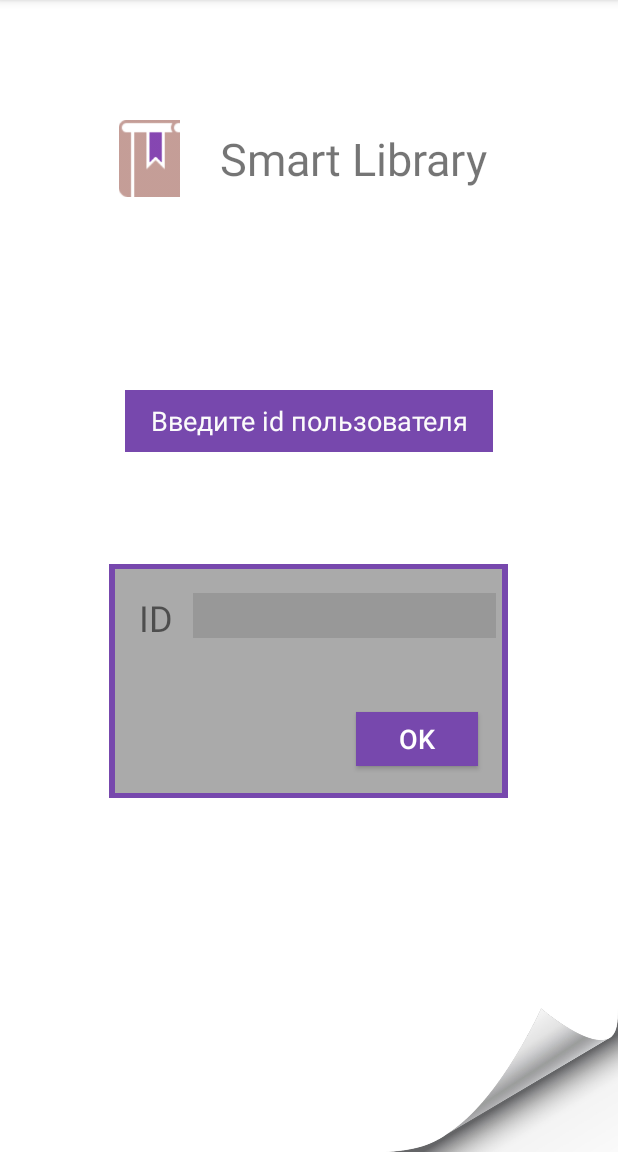
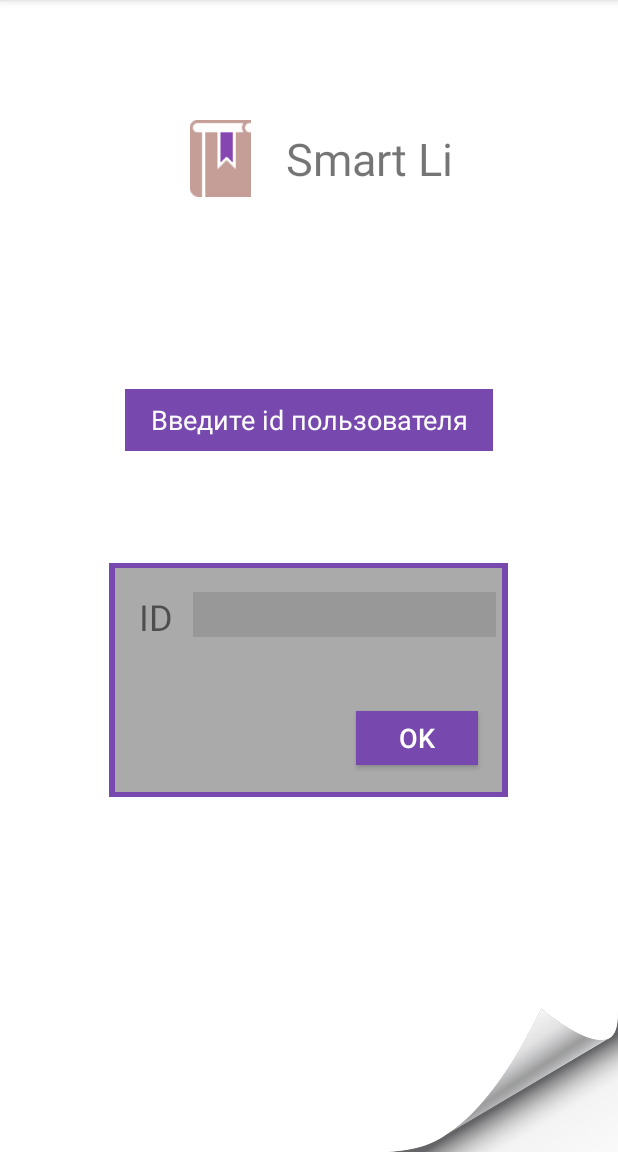
Before and after one commit to Mikhail-Trubin/SLproject, an Android app: the second screen opened directly, with no data from a screen before it, on a phone screen of 412 x 824 dp, the part 84-1236 px from its top. Run offline under Robolectric (Android 15) with nearby library versions, the phone set to English and light mode, and no system bars.

Commit message:
[*] Smartlibrary into smart li  commit

```diff
--- a/app/src/main/res/layout/activity_five.xml
+++ b/app/src/main/res/layout/activity_five.xml
@@ -20,11 +20,11 @@
 
     <TextView
         android:id="@+id/textView12"
-        android:layout_width="198dp"
-        android:layout_height="52dp"
+        android:layout_width="129dp"
+        android:layout_height="48dp"
         android:layout_marginTop="80dp"
         android:gravity="center"
-        android:text="Smart Library"
+        android:text="Smart Li"
         android:textSize="30sp"
         app:layout_constraintEnd_toEndOf="parent"
         app:layout_constraintHorizontal_bias="0.638"
--- a/app/src/main/res/layout/activity_main.xml
+++ b/app/src/main/res/layout/activity_main.xml
@@ -22,7 +22,7 @@
         android:layout_height="52dp"
         android:layout_marginTop="24dp"
         android:gravity="center"
-        android:text="Smart Library"
+        android:text="Smart Li"
         android:textSize="30sp"
         app:layout_constraintEnd_toEndOf="parent"
         app:layout_constraintHorizontal_bias="0.497"
--- a/app/src/main/res/layout/activity_second.xml
+++ b/app/src/main/res/layout/activity_second.xml
@@ -17,11 +17,11 @@
 
     <TextView
         android:id="@+id/textView"
-        android:layout_width="198dp"
-        android:layout_height="52dp"
+        android:layout_width="124dp"
+        android:layout_height="51dp"
         android:layout_marginTop="80dp"
         android:gravity="center"
-        android:text="Smart Library"
+        android:text="Smart Li"
         android:textSize="30sp"
         app:layout_constraintEnd_toEndOf="parent"
         app:layout_constraintHorizontal_bias="0.638"
```
